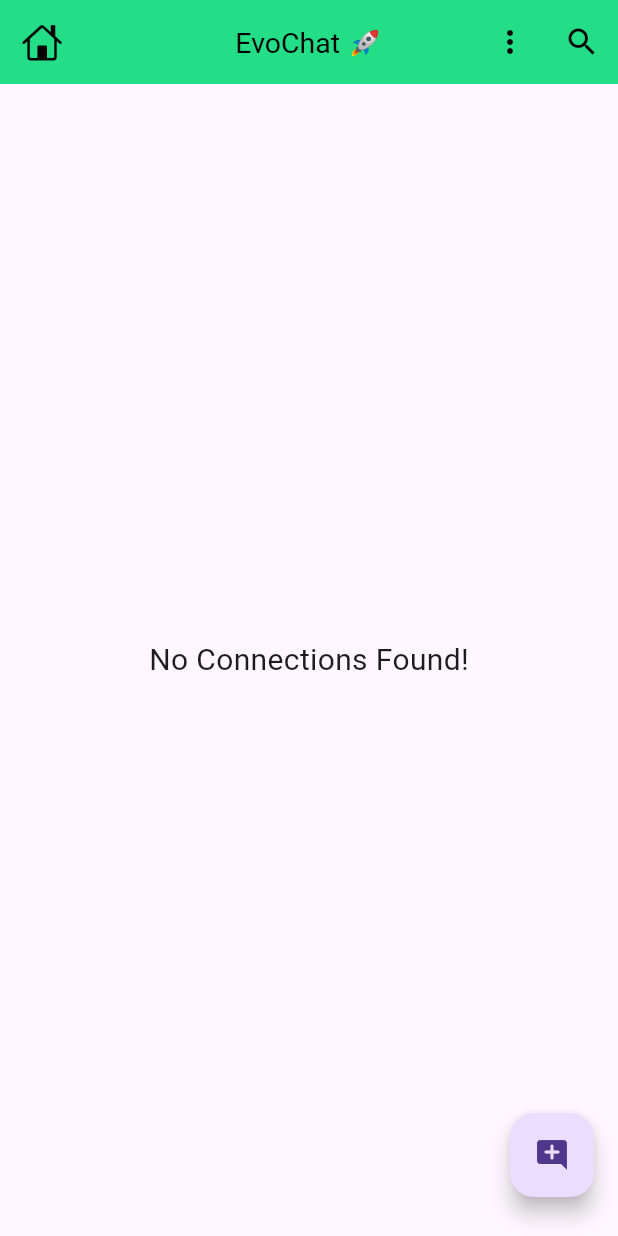
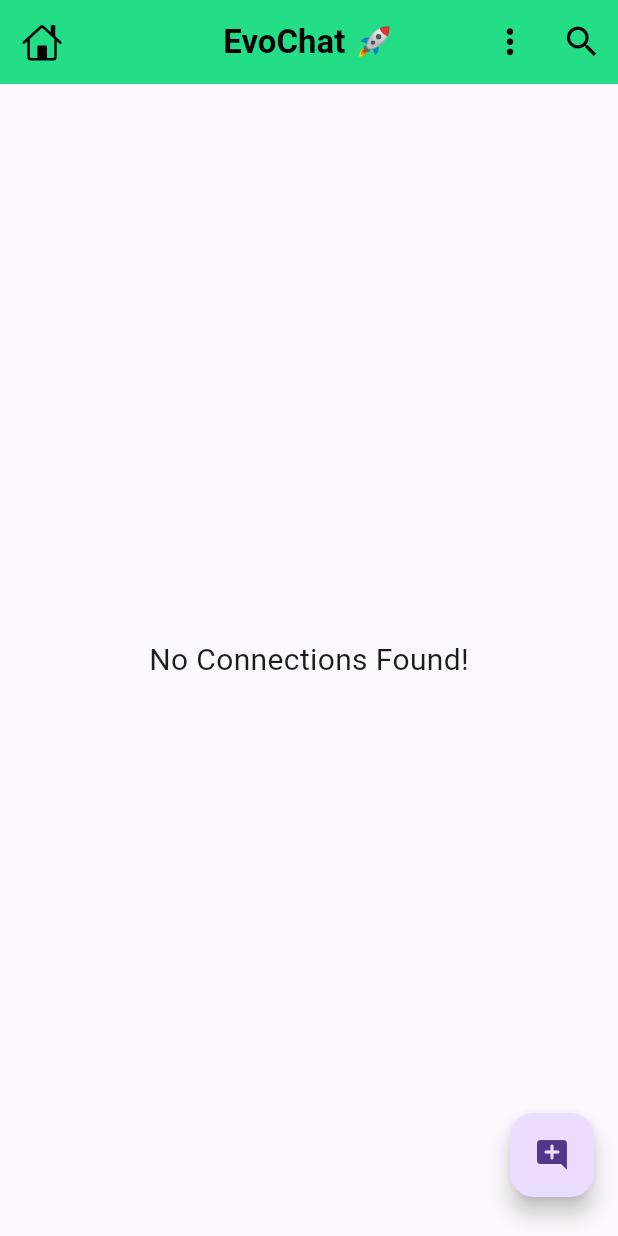
Before and after one commit to UtkarsHMer05/EvoChat, a Flutter app: the HomeScreen screen opened directly, on a phone screen of 412 x 824 dp. Run offline on Flutter 3.47's test engine with Material 3 defaults, Android fonts, the light colour scheme and no system bars; our stand-ins replace cached_network_image, cloud_firestore, emoji_picker_flutter, firebase_auth, firebase_core, firebase_messaging and 4 more; missing offline and left inert: gallery_saver_updated; accounts and stored records are empty; key blocks and very long unbroken strings in the code were emptied for the run.

Commit message:
done all

```diff
--- a/lib/screens/home_screen.dart
+++ b/lib/screens/home_screen.dart
@@ -114,7 +114,10 @@ class _HomeScreenState extends State<HomeScreen> {
                       }
                     },
                   )
-                : const Text('EvoChat 🚀'),
+                : const Text(
+                    'EvoChat 🚀',
+                    style: TextStyle(fontSize: 22, fontWeight: FontWeight.bold),
+                  ),
             actions: [
               IconButton(
                   onPressed: () {
@@ -123,7 +126,10 @@ class _HomeScreenState extends State<HomeScreen> {
                         MaterialPageRoute(
                             builder: (_) => ProfileScreen(user: Api.me)));
                   },
-                  icon: const Icon(Icons.more_vert)),
+                  icon: const Icon(
+                    Icons.more_vert,
+                    size: 27,
+                  )),
               //search user button
               IconButton(
                   onPressed: () {
@@ -131,9 +137,12 @@ class _HomeScreenState extends State<HomeScreen> {
                       _isSearching = !_isSearching;
                     });
                   },
-                  icon: Icon(_isSearching
-                      ? CupertinoIcons.clear_circled_solid
-                      : Icons.search)),
+                  icon: Icon(
+                    _isSearching
+                        ? CupertinoIcons.clear_circled_solid
+                        : Icons.search,
+                    size: 27,
+                  )),
 
               //more features button
             ],
```
